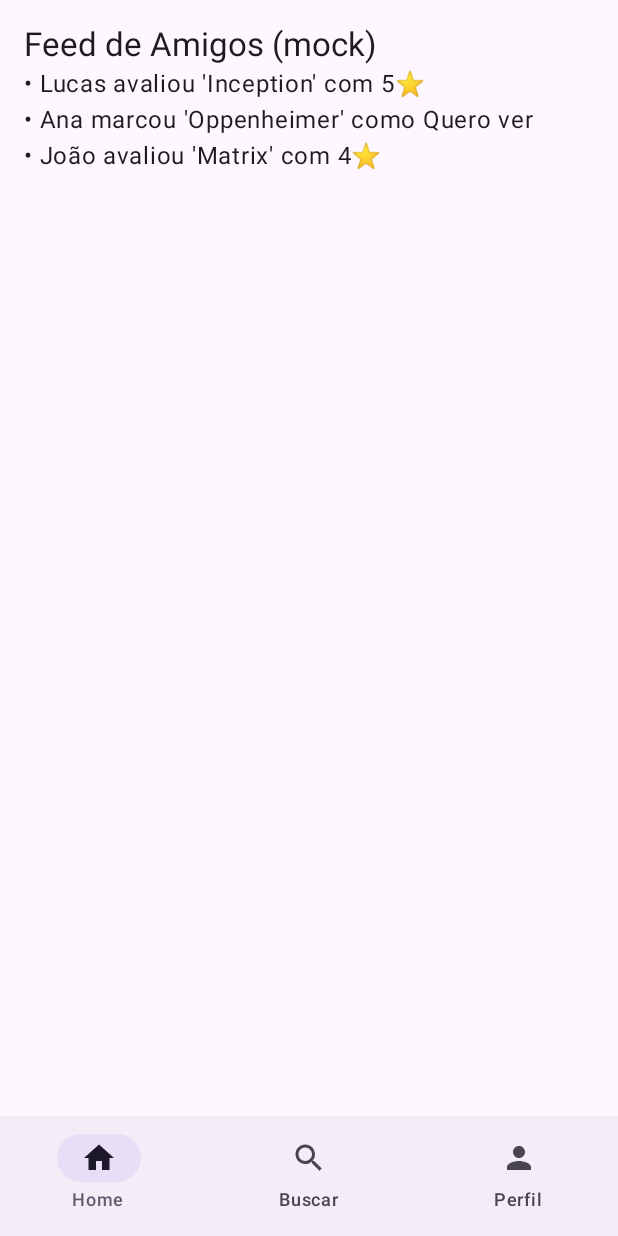
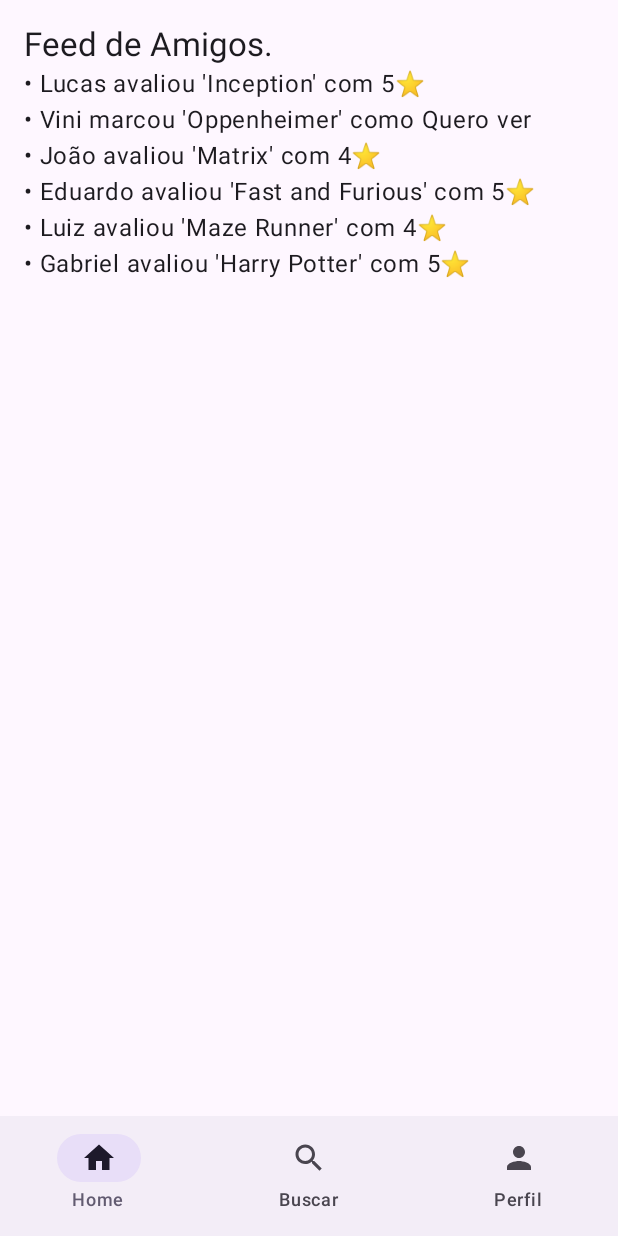
Before and after one commit to gabbalan/Pipocando, an Android app built with Jetpack Compose: the HomeScreen screen opened through its navigation route, on a phone screen of 412 x 824 dp. Run offline under Robolectric (Android 15) with nearby library versions, the phone set to English and light mode, and no system bars; our stand-ins replace Room's generated code.

```diff
--- a/app/src/main/java/ui/screens/HomeScreen.kt
+++ b/app/src/main/java/ui/screens/HomeScreen.kt
@@ -49,10 +49,13 @@ fun HomeScreen(onGoSearch: () -> Unit, onGoProfile: () -> Unit) {
                 .padding(padding)
                 .padding(16.dp)
         ) {
-            Text("Feed de Amigos (mock)", style = MaterialTheme.typography.titleLarge)
+            Text("Feed de Amigos. ", style = MaterialTheme.typography.titleLarge)
             Text("• Lucas avaliou 'Inception' com 5⭐")
-            Text("• Ana marcou 'Oppenheimer' como Quero ver")
+            Text("• Vini marcou 'Oppenheimer' como Quero ver")
             Text("• João avaliou 'Matrix' com 4⭐")
+            Text("• Eduardo avaliou 'Fast and Furious' com 5⭐")
+            Text("• Luiz avaliou 'Maze Runner' com 4⭐")
+            Text("• Gabriel avaliou 'Harry Potter' com 5⭐")
         }
     }
 }
--- a/app/src/main/java/ui/screens/LoginScreen.kt
+++ b/app/src/main/java/ui/screens/LoginScreen.kt
@@ -15,7 +15,6 @@ fun LoginScreen(onLogged: () -> Unit) {
     val loading by vm.loading.collectAsState()
     val error by vm.error.collectAsState()
 
-    // se já tem sessão, pula
     LaunchedEffect(Unit) {
         if (vm.isLogged()) onLogged()
     }
@@ -101,8 +100,6 @@ fun LoginScreen(onLogged: () -> Unit) {
             Button(
                 onClick = {
                     if (password != confirm) {
-                        // feedback local simples
-                        // (para algo mais caprichado, use SnackbarHostState)
                     } else {
                         vm.register(name, email, password) { onLogged() }
                     }
--- a/app/src/main/java/ui/screens/SearchScreen.kt
+++ b/app/src/main/java/ui/screens/SearchScreen.kt
@@ -19,7 +19,6 @@ import com.example.pipocando_oficial.viewmodel.SearchViewModel
 fun SearchScreen(onOpenDetail: (String) -> Unit) {
     val vm: SearchViewModel = viewModel()
 
-    // ✅ Tipos explícitos
     val results: List<OmdbShort> by vm.results.collectAsState(initial = emptyList())
     val isLoading: Boolean by vm.isLoading.collectAsState(initial = false)
     val errorMessage: String? by vm.errorMessage.collectAsState(initial = null)
@@ -31,7 +30,6 @@ fun SearchScreen(onOpenDetail: (String) -> Unit) {
             .fillMaxSize()
             .padding(16.dp)
     ) {
-        // Campo de busca
         OutlinedTextField(
             value = query,
             onValueChange = {
--- a/app/src/main/java/viewmodel/SearchViewModel.kt
+++ b/app/src/main/java/viewmodel/SearchViewModel.kt
@@ -17,7 +17,6 @@ class SearchViewModel(app: Application) : AndroidViewModel(app) {
     private val _results = MutableStateFlow<List<OmdbShort>>(emptyList())
     val results: StateFlow<List<OmdbShort>> = _results
 
-    // 🔁 renomeado para evitar qualquer conflito
     private val _isLoading = MutableStateFlow(false)
     val isLoading: StateFlow<Boolean> = _isLoading
 
```
Also changed, not shown: app/build.gradle.kts (+0 -12 lines), app/src/main/java/com/example/pipocando_oficial/ui/theme/Theme.kt (+0 -10 lines), app/src/main/java/com/example/pipocando_oficial/ui/theme/Type.kt (+0 -17 lines), app/src/main/java/data/local/MovieEntity.kt (+6 -6 lines), 3 other files.
